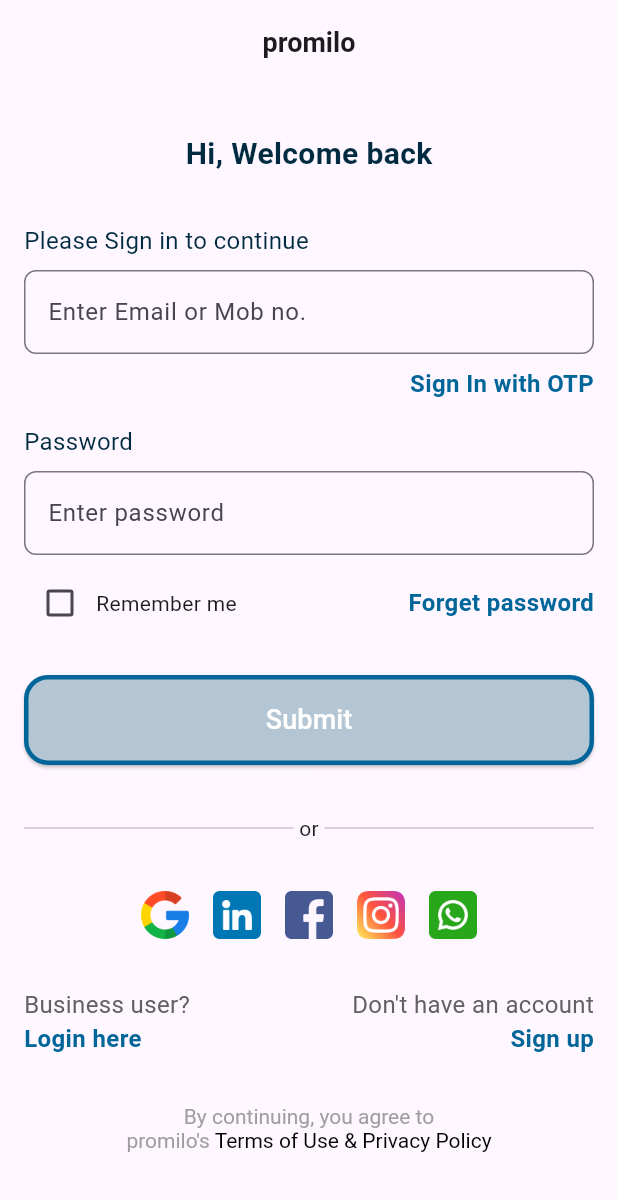
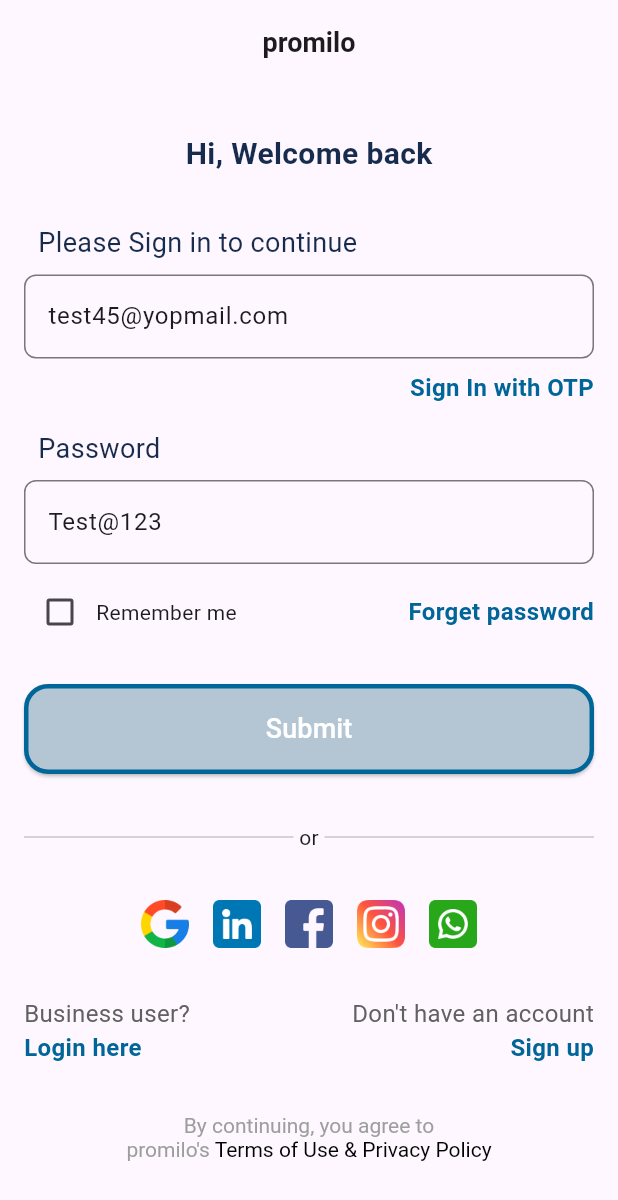
Before and after one commit to ejaz-ahamed/promilo_app, a Flutter app: the screen it shows after launch, on a phone screen of 412 x 824 dp. Shown: the top 1200 px of the screen. Run offline on Flutter 3.47's test engine with Material 3 defaults, Android fonts, the phone set to English and light mode, and no system bars; our stand-ins replace dio, flutter_hooks, flutter_riverpod, freezed_annotation, go_router, hooks_riverpod and 1 more; generated files the repository leaves out were written again.

Commit message:
login page completed

```diff
--- /dev/null
+++ b/lib/core/router/router.dart
@@ -0,0 +1,25 @@
+import 'package:go_router/go_router.dart';
+import 'package:promilo_app/features/authentication/view/pages/login_page.dart';
+import 'package:promilo_app/features/home/view/pages/home_page.dart';
+import 'package:riverpod_annotation/riverpod_annotation.dart';
+
+part 'router.g.dart';
+
+final router = GoRouter(
+  initialLocation: LoginPage.routePath,
+  routes: [
+    GoRoute(
+      path: LoginPage.routePath,
+      builder: (context, state) => const LoginPage(),
+    ),
+    GoRoute(
+      path: HomePage.routePath,
+      builder: (context, state) => const HomePage(),
+    )
+  ],
+);
+
+@riverpod
+GoRouter goRouter(GoRouterRef ref) {
+  return router;
+}
--- a/lib/core/theme/app_theme.dart
+++ b/lib/core/theme/app_theme.dart
@@ -2,7 +2,7 @@ import 'package:flutter/material.dart';
 
 class AppTheme {
   static const skyBlue = Color(0XFF33dae2);
-  static const text = Color(0XFF002a40);
+  static const text = Color(0xFF172B4D);
   static const button = Color(0XFF006599);
   static const submitBtn = Color(0XFFb4c6d3);
 }
--- /dev/null
+++ b/lib/core/utils/api_utils.dart
@@ -0,0 +1,3 @@
+class ApiUtils {
+  static const baseUrl = 'https://apiv2stg.promilo.com/user/oauth/token';
+}
--- a/lib/features/authentication/view/pages/login_page.dart
+++ b/lib/features/authentication/view/pages/login_page.dart
@@ -1,17 +1,23 @@
 import 'package:flutter/material.dart';
 import 'package:flutter_hooks/flutter_hooks.dart';
+import 'package:hooks_riverpod/hooks_riverpod.dart';
 import 'package:promilo_app/core/theme/app_theme.dart';
 import 'package:promilo_app/features/authentication/view/widgets/app_row_widget.dart';
 import 'package:promilo_app/features/authentication/view/widgets/elevated_button_widget.dart';
 import 'package:promilo_app/features/authentication/view/widgets/textfield_widget.dart';
 
-class LoginPage extends HookWidget {
+class LoginPage extends HookConsumerWidget {
+  static const routePath = '/login';
   const LoginPage({super.key});
 
   @override
-  Widget build(BuildContext context) {
-    final emailController = useTextEditingController();
-    final passwordController = useTextEditingController();
+  Widget build(BuildContext context, WidgetRef ref) {
+    final isEnabled = useState<bool>(false);
+    final emailController =
+        useTextEditingController(text: 'test45@yopmail.com');
+    final passwordController = useTextEditingController(text: 'Test@123');
+    final formKey = useMemoized(() => GlobalKey<FormState>());
+
     return GestureDetector(
       onTap: () => FocusScope.of(context).unfocus(),
       child: Scaffold(
@@ -26,6 +32,8 @@ class LoginPage extends HookWidget {
         body: SingleChildScrollView(
           child: Padding(
             padding: const EdgeInsets.all(16),
+            child: Form(
+              key: formKey,
               child: Column(
                 children: [
                   const Padding(
@@ -40,23 +48,62 @@ class LoginPage extends HookWidget {
                   ),
                   TextFieldWidget(
                     isCheckBox: false,
-                    fieledHead: 'Please Sign in to continue',
+                    fieledHead: '  Please Sign in to continue',
                     fieldtail: 'Sign In with OTP',
                     hintText: 'Enter Email or Mob no.',
-                    controller: emailController),
+                    controller: emailController,
+                    validator: (value) {
+                      if (value == null || value.isEmpty) {
+                        return "Email cannot be empty";
+                      }
+                      if (!RegExp(
+                              r"^[a-zA-Z0-9.a-zA-Z0-9.!#$%&'*+-/=?^_`{|}~]+@[a-zA-Z0-9]+\.[a-zA-Z]+")
+                          .hasMatch(emailController.text)) {
+                        return "Enter a valid email";
+                      }
+                      return null;
+                    },
+                    onChanged: (value) {
+                      if (value.isEmpty) {
+                        isEnabled.value = false;
+                      } else {
+                        isEnabled.value = true;
+                      }
+                    },
+                  ),
                   const SizedBox(
                     height: 16,
                   ),
                   TextFieldWidget(
                     isCheckBox: true,
-                    fieledHead: 'Password',
+                    fieledHead: '  Password',
                     fieldtail: 'Forget password',
                     hintText: 'Enter password',
-                    controller: passwordController),
+                    controller: passwordController,
+                    validator: (value) {
+                      if (value == null || value.isEmpty) {
+                        return "Password cannot be empty";
+                      }
+                      return null;
+                    },
+                    onChanged: (value) {
+                      if (value.isEmpty) {
+                        isEnabled.value = false;
+                      } else {
+                        isEnabled.value = true;
+                      }
+                    },
+                  ),
                   const SizedBox(
                     height: 24,
                   ),
-                const ElevatedButtonWidget(),
+                  ElevatedButtonWidget(
+                    email: emailController.text,
+                    password: passwordController.text,
+                    formKey: formKey,
+                    backgroundColor:
+                        isEnabled.value ? AppTheme.button : AppTheme.submitBtn,
+                  ),
                   const Padding(
                     padding: EdgeInsets.symmetric(vertical: 32),
                     child: Row(
@@ -78,13 +125,13 @@ class LoginPage extends HookWidget {
                     children: [
                       Text(
                         'Business user?',
-                      style:
-                          TextStyle(color: Colors.grey.shade700, fontSize: 16),
+                        style: TextStyle(
+                            color: Colors.grey.shade700, fontSize: 16),
                       ),
                       Text(
                         "Don't have an account",
-                      style:
-                          TextStyle(color: Colors.grey.shade700, fontSize: 16),
+                        style: TextStyle(
+                            color: Colors.grey.shade700, fontSize: 16),
                       ),
                     ],
                   ),
@@ -125,6 +172,7 @@ class LoginPage extends HookWidget {
             ),
           ),
         ),
+      ),
     );
   }
 }
--- a/lib/features/authentication/view/widgets/elevated_button_widget.dart
+++ b/lib/features/authentication/view/widgets/elevated_button_widget.dart
@@ -1,11 +1,23 @@
 import 'package:flutter/material.dart';
+import 'package:flutter_riverpod/flutter_riverpod.dart';
 import 'package:promilo_app/core/theme/app_theme.dart';
+import 'package:promilo_app/features/authentication/controller/provider/auth_provider.dart';
 
-class ElevatedButtonWidget extends StatelessWidget {
-  const ElevatedButtonWidget({super.key});
+class ElevatedButtonWidget extends ConsumerWidget {
+  final GlobalKey<FormState> formKey;
+  final String email;
+  final String password;
+  final Color backgroundColor;
+  const ElevatedButtonWidget({
+    super.key,
+    required this.formKey,
+    required this.email,
+    required this.password,
+    required this.backgroundColor,
+  });
 
   @override
-  Widget build(BuildContext context) {
+  Widget build(BuildContext context, WidgetRef ref) {
     return ElevatedButton(
       style: ElevatedButton.styleFrom(
           minimumSize: const Size(double.infinity, 60),
@@ -14,7 +26,11 @@ class ElevatedButtonWidget extends StatelessWidget {
             borderRadius: BorderRadius.circular(16),
             side: const BorderSide(color: AppTheme.button, width: 3),
           )),
-      onPressed: () {},
+      onPressed: () {
+        if (formKey.currentState!.validate()) {
+          ref.read(authProvider.notifier).login(email, password, context);
+        }
+      },
       child: const Text(
         'Submit',
         style: TextStyle(color: Colors.white, fontSize: 18),
--- a/lib/features/authentication/view/widgets/textfield_widget.dart
+++ b/lib/features/authentication/view/widgets/textfield_widget.dart
@@ -7,14 +7,19 @@ class TextFieldWidget extends StatelessWidget {
   final String fieldtail;
   final String hintText;
   final TextEditingController controller;
+  final String? Function(String? value)? validator;
+  final void Function(String)? onChanged;
 
-  const TextFieldWidget(
-      {super.key,
-      required this.fieledHead,
-      required this.fieldtail,
-      required this.hintText,
-      required this.controller,
-      required this.isCheckBox});
+  const TextFieldWidget({
+    super.key,
+    required this.fieledHead,
+    required this.fieldtail,
+    required this.hintText,
+    required this.controller,
+    required this.isCheckBox,
+    required this.validator,
+    required this.onChanged,
+  });
 
   @override
   Widget build(BuildContext context) {
@@ -23,7 +28,8 @@ class TextFieldWidget extends StatelessWidget {
       children: [
         Text(
           fieledHead,
-          style: const TextStyle(color: AppTheme.text, fontSize: 16),
+          style: const TextStyle(
+              color: AppTheme.text, fontSize: 18, fontWeight: FontWeight.w400),
         ),
         const SizedBox(
           height: 8,
--- a/lib/main.dart
+++ b/lib/main.dart
@@ -1,24 +1,24 @@
 import 'package:flutter/material.dart';
 import 'package:flutter_riverpod/flutter_riverpod.dart';
-import 'package:promilo_app/features/authentication/view/pages/login_page.dart';
+import 'package:promilo_app/core/router/router.dart';
 
 void main() {
   runApp(const ProviderScope(child: MyApp()));
 }
 
-class MyApp extends StatelessWidget {
+class MyApp extends ConsumerWidget {
   const MyApp({super.key});
 
   @override
-  Widget build(BuildContext context) {
-    return MaterialApp(
+  Widget build(BuildContext context, WidgetRef ref) {
+    return MaterialApp.router(
       debugShowCheckedModeBanner: false,
       title: 'Flutter Demo',
       theme: ThemeData(
         colorScheme: ColorScheme.fromSeed(seedColor: Colors.deepPurple),
         useMaterial3: true,
       ),
-      home: const LoginPage(),
+      routerConfig: ref.watch(goRouterProvider),
     );
   }
 }
--- a/pubspec.yaml
+++ b/pubspec.yaml
@@ -25,6 +25,8 @@ dependencies:
   freezed_annotation: ^2.4.1
   json_annotation: ^4.8.1
   dio: ^5.4.3+1
+  crypto: ^3.0.3
+  hooks_riverpod: ^2.5.1
 
 dev_dependencies:
   flutter_test:
```
Also changed, not shown: lib/core/utils/shoow_snackbar_util.dart (added, +10 -0 lines), lib/features/authentication/controller/provider/auth_provider.dart (added, +39 -0 lines), lib/features/authentication/controller/services/api_services.dart (added, +48 -0 lines), lib/features/authentication/model/auth_resp_model.dart (added, +10 -0 lines), lib/features/authentication/model/user_model.dart (added, +11 -0 lines), lib/features/home/view/pages/home_page.dart (added, +11 -0 lines), pubspec.lock, 1 other file. Lines whose indentation alone changed are shown as unchanged.
